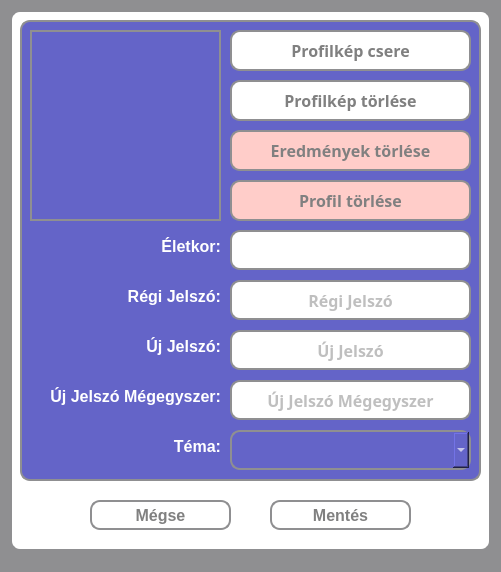
Old version of the form src/main/resources/ui/dark/settingsWindow.ui in the repository pkristof1999/Szakdolgozat.
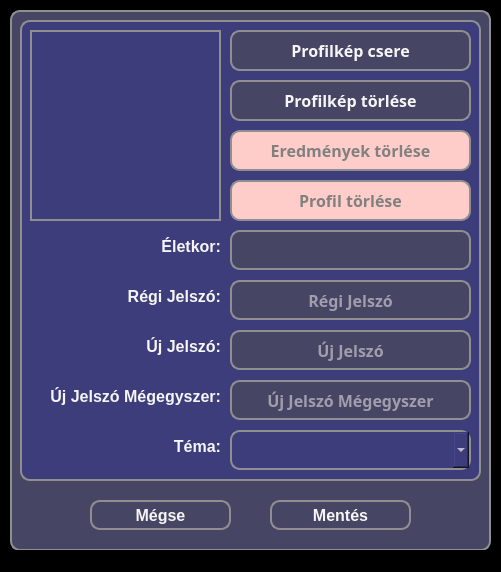
New version of the form.

Diff of the .ui file:
```diff
--- a/src/main/resources/ui/dark/settingsWindow.ui
+++ b/src/main/resources/ui/dark/settingsWindow.ui
@@ -15,7 +15,7 @@
   </property>
   <property name="styleSheet">
    <string notr="true">* {
-	background-color: #8f8f91;
+	background-color: black;
 }</string>
   </property>
   <widget class="QWidget" name="centralwidget">
@@ -30,7 +30,7 @@
     </property>
     <property name="styleSheet">
      <string notr="true">* {
-	background-color: white;
+	background-color: rgb(70, 70, 100);
 	border: 2px solid #8f8f91;
 	border-radius: 10px;
 	color: white;
@@ -49,10 +49,8 @@
      </property>
      <property name="styleSheet">
       <string notr="true">* {
-	background-color: white;
-	border: 2px solid #8f8f91;
-	border-radius: 10px;
-	color: grey;
+	background-color: rgb(70, 70, 100);
+	color: whitesmoke;
 }
 
 *:hover {
@@ -75,10 +73,8 @@
      </property>
      <property name="styleSheet">
       <string notr="true">* {
-	background-color: white;
-	border: 2px solid #8f8f91;
-	border-radius: 10px;
-	color: grey;
+	background-color: rgb(70, 70, 100);
+	color: whitesmoke;
 }
 
 *:hover {
@@ -101,7 +97,7 @@
      </property>
      <property name="styleSheet">
       <string notr="true">* {
-	background-color: rgb(100, 100, 200);
+	background-color: #3d3d7b;
 	border: 2px solid #8f8f91;
 	border-radius: 10px;
 	color: white;
@@ -146,8 +142,8 @@
       </property>
       <property name="styleSheet">
        <string notr="true">* {
-	background-color: white;
-	color: grey;
+	background-color: rgb(70, 70, 100);
+	color: whitesmoke;
 }
 
 *:hover {
@@ -268,8 +264,8 @@
       </property>
       <property name="styleSheet">
        <string notr="true">* {
-	background-color: white;
-	color: grey;
+	background-color: rgb(70, 70, 100);
+	color: whitesmoke;
 }
 
 *:hover {
@@ -292,11 +288,13 @@
       </property>
       <property name="styleSheet">
        <string notr="true">* {
-	font-size: 16px;
-	background-color: white;
-	border: 2px solid #8f8f91;
-	border-radius: 10px;
-	color: grey;
+	background-color: rgb(70, 70, 100);
+	color: whitesmoke;
+}
+
+*:hover {
+	background-color: rgb(120, 120, 220);
+	color: white;
 }</string>
       </property>
       <property name="text">
@@ -333,11 +331,13 @@
       </property>
       <property name="styleSheet">
        <string notr="true">* {
-	font-size: 16px;
-	background-color: white;
-	border: 2px solid #8f8f91;
-	border-radius: 10px;
-	color: grey;
+	background-color: rgb(70, 70, 100);
+	color: whitesmoke;
+}
+
+*:hover {
+	background-color: rgb(120, 120, 220);
+	color: white;
 }</string>
       </property>
       <property name="echoMode">
@@ -371,11 +371,13 @@
       </property>
       <property name="styleSheet">
        <string notr="true">* {
-	font-size: 16px;
-	background-color: white;
-	border: 2px solid #8f8f91;
-	border-radius: 10px;
-	color: grey;
+	background-color: rgb(70, 70, 100);
+	color: whitesmoke;
+}
+
+*:hover {
+	background-color: rgb(120, 120, 220);
+	color: white;
 }</string>
       </property>
       <property name="echoMode">
@@ -409,11 +411,13 @@
       </property>
       <property name="styleSheet">
        <string notr="true">* {
-	font-size: 16px;
-	background-color: white;
-	border: 2px solid #8f8f91;
-	border-radius: 10px;
-	color: grey;
+	background-color: rgb(70, 70, 100);
+	color: whitesmoke;
+}
+
+*:hover {
+	background-color: rgb(120, 120, 220);
+	color: white;
 }</string>
       </property>
       <property name="echoMode">
@@ -439,7 +443,8 @@
        <enum>Qt::LeftToRight</enum>
       </property>
       <property name="styleSheet">
-       <string notr="true">* {
+       <string notr="true">*{
+	color: whitesmoke;
 	border: none;
 }</string>
       </property>
@@ -464,6 +469,7 @@
       </property>
       <property name="styleSheet">
        <string notr="true">*{
+	color: whitesmoke;
 	border: none;
 }</string>
       </property>
@@ -488,6 +494,7 @@
       </property>
       <property name="styleSheet">
        <string notr="true">*{
+	color: whitesmoke;
 	border: none;
 }</string>
       </property>
@@ -512,6 +519,7 @@
       </property>
       <property name="styleSheet">
        <string notr="true">*{
+	color: whitesmoke;
 	border: none;
 }</string>
       </property>
@@ -536,6 +544,7 @@
       </property>
       <property name="styleSheet">
        <string notr="true">*{
+	color: whitesmoke;
 	border: none;
 }</string>
       </property>
```
